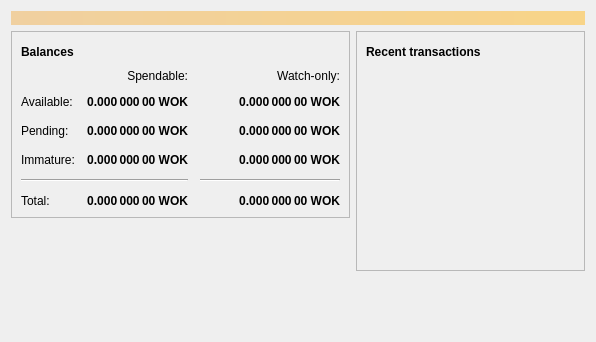
This is src/qt/forms/overviewpage.ui in minblock/workcoin as Qt 5 draws it before an edit. The edited form follows.
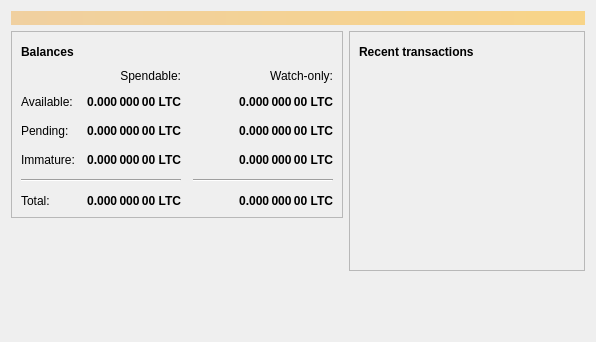
This is the edited form. Icons and pictures are not drawn.

What changed in the file:
```diff
--- a/src/qt/forms/overviewpage.ui
+++ b/src/qt/forms/overviewpage.ui
@@ -129,7 +129,7 @@
                <string>Unconfirmed transactions to watch-only addresses</string>
               </property>
               <property name="text">
-               <string notr="true">0.000 000 00 WOK</string>
+               <string notr="true">0.000 000 00 LTC</string>
               </property>
               <property name="alignment">
                <set>Qt::AlignRight|Qt::AlignTrailing|Qt::AlignVCenter</set>
@@ -154,7 +154,7 @@
                <string>Total of transactions that have yet to be confirmed, and do not yet count toward the spendable balance</string>
               </property>
               <property name="text">
-               <string notr="true">0.000 000 00 WOK</string>
+               <string notr="true">0.000 000 00 LTC</string>
               </property>
               <property name="alignment">
                <set>Qt::AlignRight|Qt::AlignTrailing|Qt::AlignVCenter</set>
@@ -179,7 +179,7 @@
                <string>Mined balance in watch-only addresses that has not yet matured</string>
               </property>
               <property name="text">
-               <string notr="true">0.000 000 00 WOK</string>
+               <string notr="true">0.000 000 00 LTC</string>
               </property>
               <property name="alignment">
                <set>Qt::AlignRight|Qt::AlignTrailing|Qt::AlignVCenter</set>
@@ -237,7 +237,7 @@
                <string>Mined balance that has not yet matured</string>
               </property>
               <property name="text">
-               <string notr="true">0.000 000 00 WOK</string>
+               <string notr="true">0.000 000 00 LTC</string>
               </property>
               <property name="alignment">
                <set>Qt::AlignRight|Qt::AlignTrailing|Qt::AlignVCenter</set>
@@ -282,7 +282,7 @@
                <string>Your current total balance</string>
               </property>
               <property name="text">
-               <string notr="true">0.000 000 00 WOK</string>
+               <string notr="true">0.000 000 00 LTC</string>
               </property>
               <property name="alignment">
                <set>Qt::AlignRight|Qt::AlignTrailing|Qt::AlignVCenter</set>
@@ -307,7 +307,7 @@
                <string>Current total balance in watch-only addresses</string>
               </property>
               <property name="text">
-               <string notr="true">0.000 000 00 WOK</string>
+               <string notr="true">0.000 000 00 LTC</string>
               </property>
               <property name="alignment">
                <set>Qt::AlignRight|Qt::AlignTrailing|Qt::AlignVCenter</set>
@@ -349,7 +349,7 @@
                <string>Your current spendable balance</string>
               </property>
               <property name="text">
-               <string notr="true">0.000 000 00 WOK</string>
+               <string notr="true">0.000 000 00 LTC</string>
               </property>
               <property name="alignment">
                <set>Qt::AlignRight|Qt::AlignTrailing|Qt::AlignVCenter</set>
@@ -374,7 +374,7 @@
                <string>Your current balance in watch-only addresses</string>
               </property>
               <property name="text">
-               <string notr="true">0.000 000 00 WOK</string>
+               <string notr="true">0.000 000 00 LTC</string>
               </property>
               <property name="alignment">
                <set>Qt::AlignRight|Qt::AlignTrailing|Qt::AlignVCenter</set>
```
